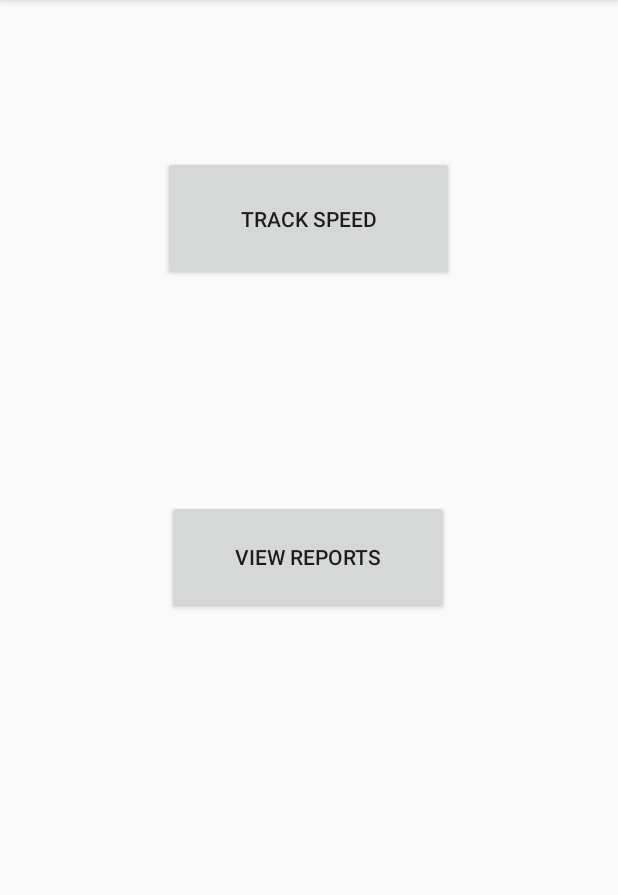
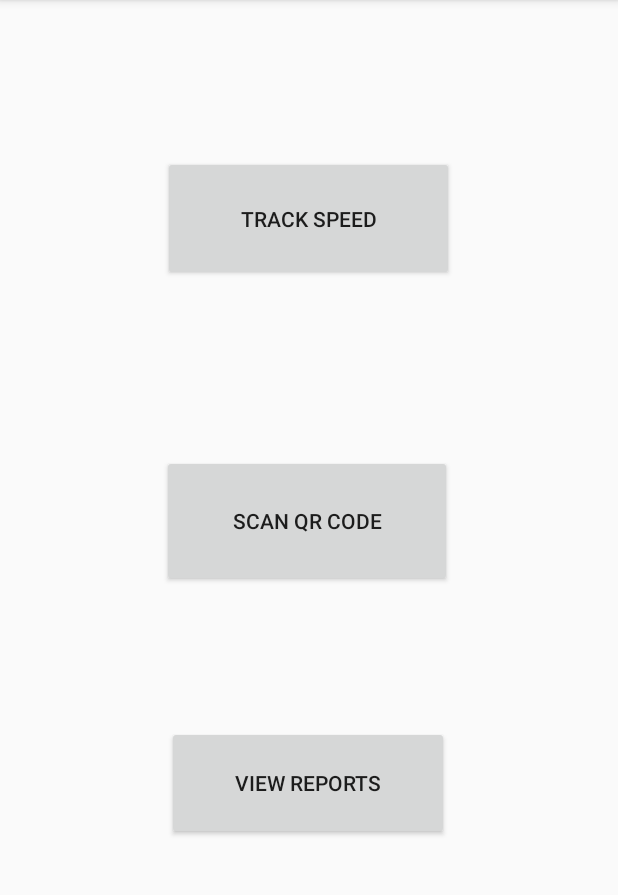
Before and after one commit to samsonmuoki/zusha, an Android app: the screen it shows after launch (MainActivity), on a phone screen of 412 x 824 dp, the part 84-979 px from its top. Run offline under Robolectric (Android 15) with nearby library versions, the phone set to English and light mode, and no system bars; 1 statement that could not run was skipped.

Commit message:
Add QR Code

```diff
--- a/app/build.gradle
+++ b/app/build.gradle
@@ -25,6 +25,7 @@ dependencies {
     implementation 'androidx.appcompat:appcompat:1.0.2'
     implementation 'androidx.constraintlayout:constraintlayout:1.1.3'
     implementation 'com.google.android.gms:play-services-maps:16.1.0'
+    implementation 'com.google.android.gms:play-services-vision:19.0.0'
     implementation "com.google.android.gms:play-services-location:17.0.0"
     testImplementation 'junit:junit:4.12'
     androidTestImplementation 'androidx.test.ext:junit:1.1.0'
--- a/app/src/main/java/com/example/zusha/MainActivity.java
+++ b/app/src/main/java/com/example/zusha/MainActivity.java
@@ -24,6 +24,14 @@ public class MainActivity extends AppCompatActivity {
                 startActivity(enterVehicleDetails);
             }
         });
+        Button scanqrcode = (Button) findViewById(R.id.scanqrcode);
+        scanqrcode.setOnClickListener(new View.OnClickListener() {
+            @Override
+            public void onClick(View v) {
+                Intent scanvehicledetails = new Intent(MainActivity.this, ScanVehicleDetailsActivity.class);
+                startActivity(scanvehicledetails);
+            }
+        });
 
         Button viewReportsButton = (Button) findViewById(R.id.viewReportButton);
         viewReportsButton.setOnClickListener(new View.OnClickListener() {
--- a/app/src/main/res/layout/activity_main.xml
+++ b/app/src/main/res/layout/activity_main.xml
@@ -16,8 +16,7 @@
         app:layout_constraintEnd_toEndOf="parent"
         app:layout_constraintHorizontal_bias="0.498"
         app:layout_constraintStart_toStartOf="parent"
-        app:layout_constraintTop_toBottomOf="@+id/trackSpeedButton"
-        app:layout_constraintVertical_bias="0.375" />
+        app:layout_constraintTop_toBottomOf="@+id/scanqrcode" />
 
     <Button
         android:id="@+id/trackSpeedButton"
@@ -30,4 +29,15 @@
         app:layout_constraintStart_toStartOf="parent"
         app:layout_constraintTop_toTopOf="parent" />
 
+    <Button
+        android:id="@+id/scanqrcode"
+        android:layout_width="193dp"
+        android:layout_height="88dp"
+        android:layout_marginTop="116dp"
+        android:text="SCAN QR CODE"
+        app:layout_constraintEnd_toEndOf="parent"
+        app:layout_constraintHorizontal_bias="0.495"
+        app:layout_constraintStart_toStartOf="parent"
+        app:layout_constraintTop_toBottomOf="@+id/trackSpeedButton" />
+
 </androidx.constraintlayout.widget.ConstraintLayout>
```
Also changed, not shown: app/src/main/AndroidManifest.xml (+7 -1 lines), app/src/main/java/com/example/zusha/Main2Activity.java (+16 -6 lines), app/src/main/java/com/example/zusha/ScanVehicleDetailsActivity.java (added, +107 -0 lines), app/src/main/res/layout/activity_scan_vehicle_details.xml (added, +28 -0 lines).
